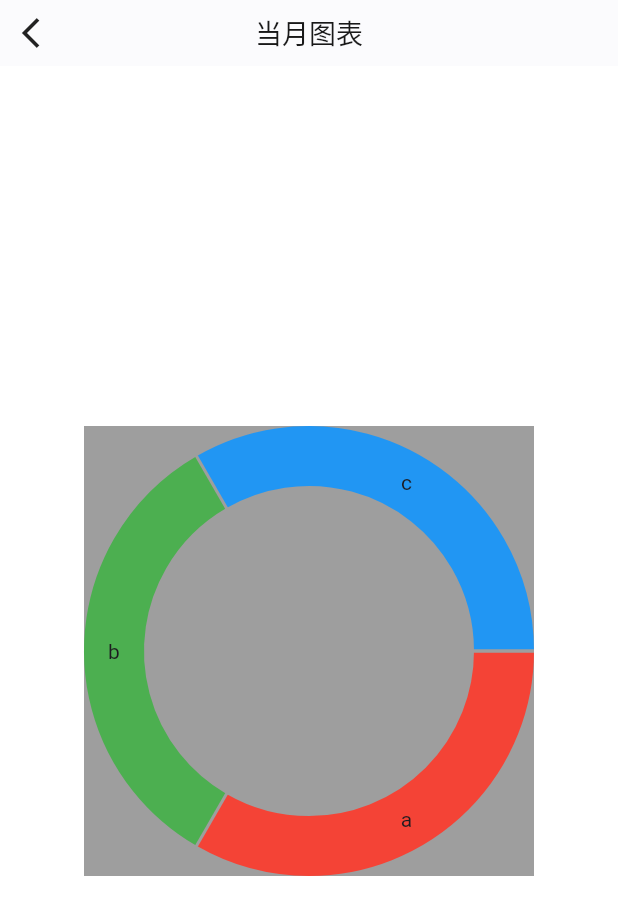
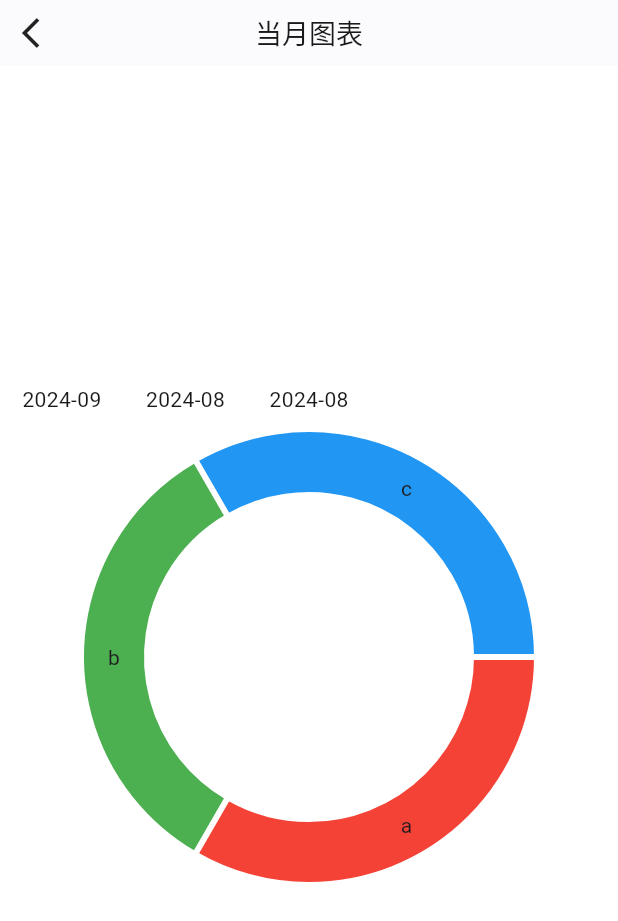
Before and after one commit to jifeif/kqcnotebook, a Flutter app: the ChartBrowerPage screen opened by its route, on a phone screen of 412 x 824 dp. Shown: the top 921 px of the screen. Run offline on Flutter 3.47's test engine with Material 3 defaults, Android fonts, the phone set to English and light mode, and no system bars; drawn by our look-alikes of fl_chart; our stand-ins replace cookie_jar, dio, dio_cookie_manager, event_bus, flutter_easyloading, get and 3 more; accounts and stored records are empty.

Commit message:
数据处理

```diff
--- a/lib/common/colors/colors.dart
+++ b/lib/common/colors/colors.dart
@@ -1,3 +1,5 @@
+import 'dart:math';
+
 import 'package:flutter/material.dart';
 
 class AppColors {
@@ -42,4 +44,7 @@ class AppColors {
 
   /// 主文本灰色
   static final Color divideLineColor = textColor.withOpacity(0.05);
+
+  static Color randomColor() => Color.fromARGB(255, Random.secure().nextInt(255), Random.secure().nextInt(255), Random.secure().nextInt(255));
+
 }
--- a/lib/components/border_text.dart
+++ b/lib/components/border_text.dart
@@ -51,9 +51,9 @@ extension ExtensionDateTime on DateTime {
   String yearMonthDay({String joinSymbol = "-"}) {
     return this.year.toString() +
         "-" +
-        this.month.toString() +
+        this.month.toString().padLeft(2, '0') +
         "-" +
-        this.day.toString();
+        this.day.toString().padLeft(2, '0');
   }
 }
 
--- a/lib/pages/app_my_section/chart_brower/chart_brower_controller.dart
+++ b/lib/pages/app_my_section/chart_brower/chart_brower_controller.dart
@@ -9,10 +9,15 @@ class ChartBrowerController extends GetxController {
   final keyList = [].obs;
   final recordMap = Map<String, List<SingleCoastRecord>>().obs;
   final showTitle = "当月图表".obs;
+
+  var monthTotalCoast = 0.0;
+  var monthCostMap = Map<String, double>();
+  final monthTypeList = [].obs;
   @override
   void onInit() async {
     super.onInit();
     await acquireListData();
+    acquireMonthKindData(12, 2024);
   }
 
   @override
@@ -42,8 +47,19 @@ class ChartBrowerController extends GetxController {
           }
         }
     }
+    double totalP = 0.0;
+    for (String element in kindArr) {
+      totalP += costMap[element]!;
+    }
+
+    monthTotalCoast = totalP;
+    monthCostMap = costMap;
+    monthTypeList.value = kindArr;
+    monthTypeList.refresh();
+
     print(kindArr);
     print(costMap);
+    print(totalP);
   }
 
   // 分月的全部数据列表
--- a/lib/pages/app_my_section/chart_brower/chart_brower_view.dart
+++ b/lib/pages/app_my_section/chart_brower/chart_brower_view.dart
@@ -1,6 +1,8 @@
 import 'package:flutter/material.dart';
 import 'package:get/get.dart';
+import 'package:kqcnotebook/common/colors/colors.dart';
 import 'package:kqcnotebook/components/components.dart';
+import 'package:kqcnotebook/pages/app_my_section/components/horizontal_scroll_view.dart';
 import 'chart_brower_controller.dart';
 import 'package:fl_chart/fl_chart.dart';
 class ChartBrowerPage extends GetView<ChartBrowerController> {
@@ -21,18 +23,44 @@ class ChartBrowerPage extends GetView<ChartBrowerController> {
   }
 
   Widget pieChartWidget() {
+    String info = "";
+    List<PieChartSectionData> list = [];
+    if (controller.monthTypeList.length > 0) {
+      for (String type in controller.monthTypeList) {
+        PieChartSectionData aSectionData = PieChartSectionData(
+            value: (controller.monthCostMap[type]! / controller.monthTotalCoast) * 360, color: AppColors.randomColor(), title: type);
+        info += type + ": ¥" + (controller.monthCostMap[type]).toString() + "\n";
+        list.add(aSectionData);
+      }
+    } else {
+      PieChartSectionData aSectionData =
+          PieChartSectionData(value: 0.33 * 360, color: Colors.red, title: "a");
+      PieChartSectionData bSectionData = PieChartSectionData(
+          value: 0.33 * 360, color: Colors.green, title: "b");
+      PieChartSectionData cSectionData = PieChartSectionData(
+          value: 0.33 * 360, color: Colors.blue, title: "c");
+      list = [aSectionData, bSectionData, cSectionData];
+    }
+    PieChartData chartData = PieChartData(sections: list, sectionsSpace: 4, pieTouchData: PieTouchData(enabled: true, touchCallback: (eve, res){
+      print(eve);
+      print(res);
+    }));
 
-    PieChartSectionData aSectionData = PieChartSectionData(value: 0.33 * 360, color: Colors.red, title: "a");
-        PieChartSectionData bSectionData = PieChartSectionData(value: 0.33 * 360, color: Colors.green, title: "b");
-    PieChartSectionData cSectionData = PieChartSectionData(value: 0.33 * 360, color: Colors.blue, title: "c");
-
-    PieChartData chartData = PieChartData(sections: [aSectionData, bSectionData, cSectionData]);
-
-    return Container(
-      width: 300,
-      height: 300,
-      color: Colors.grey,
-      child: PieChart(chartData),
+    return Column(
+      mainAxisSize: MainAxisSize.min,
+      crossAxisAlignment: CrossAxisAlignment.center,
+      children: [
+        HorizontalScrollView(),
+        Container(
+          width: 300,
+          height: 300,
+          child: PieChart(chartData),
+        ),
+        Container(
+          padding: EdgeInsets.only(top: 15),
+          child: Text(info, style: TextStyle(fontSize: 14, color: AppColors.promptTextColor),),
+        )
+      ],
     );
   }
 }
--- /dev/null
+++ b/lib/pages/app_my_section/components/horizontal_scroll_view.dart
@@ -0,0 +1,107 @@
+import 'dart:nativewrappers/_internal/vm/lib/ffi_allocation_patch.dart';
+
+import 'package:flutter/material.dart';
+import 'package:get/get.dart';
+import 'package:get/get_rx/src/rx_typedefs/rx_typedefs.dart';
+import 'package:kqcnotebook/common/colors/colors.dart';
+import 'package:kqcnotebook/components/border_text.dart';
+
+class HorizontalTopScrollView extends StatefulWidget {
+  const HorizontalTopScrollView();
+
+  @override
+  State<HorizontalTopScrollView> createState() => _HorizontalTopScrollViewState();
+}
+
+class _HorizontalTopScrollViewState extends State<HorizontalTopScrollView> {
+
+  List list = [
+    "2024-12",
+    "2024-11",
+    "2024-10",
+    "2024-09",
+    "2024-08",
+    "2024-08",
+    "",
+    ""
+  ];
+  ScrollController? sc;
+
+
+  @override
+  void initState() {
+    super.initState();
+    sc = ScrollController(
+        initialScrollOffset: (list.length - 5) * Get.width / 5);
+  }
+
+  @override
+  Widget build(BuildContext context) {
+    return Container(
+      width: Get.width,
+      height: 44,
+      child: ListView.builder(
+          scrollDirection: Axis.horizontal,
+          controller: sc,
+          itemCount: list.length,
+          itemBuilder: (con, index) {
+            return HorizontalScrollCell(list[index], (){
+              this.switchMonth(index);
+            });
+          }),
+    );
+  }
+
+  switchMonth(int index) {
+
+  }
+}
+
+
+// ignore: must_be_immutable
+class HorizontalScrollView extends StatelessWidget {
+
+  List list = ["2024-12", "2024-11", "2024-10", "2024-09", "2024-08", "2024-08", "", ""];
+  ScrollController? sc;
+  HorizontalScrollView();
+
+  @override
+  Widget build(BuildContext context) {
+    sc = ScrollController(initialScrollOffset: (list.length - 5) * Get.width / 5);
+    return Container(
+      width: Get.width,
+      height: 44,
+      child: ListView.builder(
+        scrollDirection: Axis.horizontal,
+        controller: sc,
+        itemCount: list.length,
+        itemBuilder: (con, index){
+        return HorizontalScrollCell(list[index], (){});
+      }),
+    );
+  }
+}
+
+
+
+/******************************************************/
+
+class HorizontalScrollCell extends StatelessWidget {
+
+
+  const HorizontalScrollCell(this.dateStr, this.callback);
+
+  final String dateStr;
+  final VoidCallback callback;
+  @override
+  Widget build(BuildContext context) {
+    return Container(
+      height: 44,
+      width: Get.width / 5,
+      // padding: EdgeInsets.symmetric(horizontal: 20),
+      child: Center(
+        child: Text(this.dateStr, style: TextStyle(fontSize: 14, color: AppColors.primaryTextColor),),
+      ),
+    ).addGesture(callback);
+  }
+}
--- a/lib/pages/home/components/home_record_cell.dart
+++ b/lib/pages/home/components/home_record_cell.dart
@@ -27,7 +27,7 @@ class HomeRecordCell extends StatelessWidget {
           Container(
             padding: EdgeInsets.symmetric(vertical: 6),
             child: Text(
-              recordList == null ? "2024-10-23" : recordList!.first.date,
+              recordList == null || recordList?.length == 0 ? "2024-10-23" : recordList!.first.date,
               style: TextStyle(
                 fontSize: 16,
                 fontWeight: FontWeight.w500,
--- a/lib/pages/home/home_view.dart
+++ b/lib/pages/home/home_view.dart
@@ -28,8 +28,8 @@ class HomePage extends StatelessWidget {
                   child: controller.isExistData.value
                       ? SingleChildScrollView(
                           child: Column(
-                            children: controller.keyList.length > 0
-                                ? controller.keyList
+                            children: controller.currentInvalidDataList.length > 0
+                                ? controller.currentInvalidDataList
                                     .map((e) => HomeRecordCell(recordList: controller.recordMap[e]))
                                     .toList()
                                 : [
```
Also changed, not shown: lib/pages/home/home_controller.dart (+21 -3 lines).
